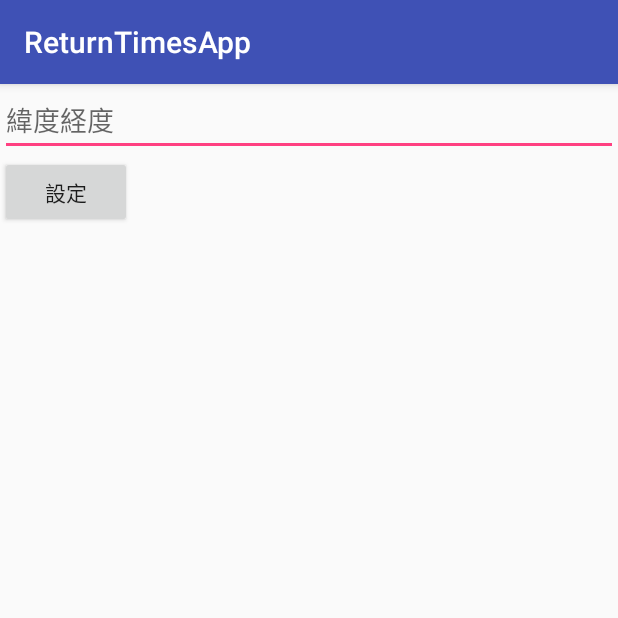
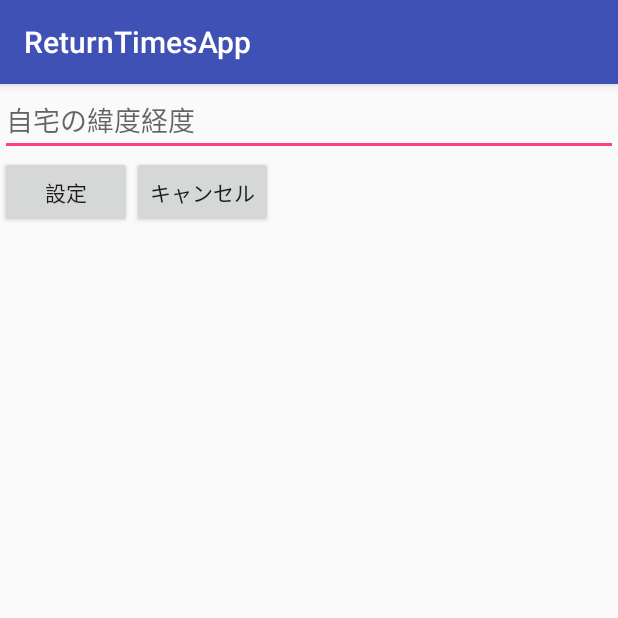
Before and after one commit to Dai1678/ReturnTimesApp, an Android app: the SetActivity screen opened directly, with no data from a screen before it, on a phone screen of 412 x 824 dp, the top half of it. Run offline under Robolectric (Android 15) with nearby library versions, the phone set to English and light mode, and no system bars.

Commit message:
A実装完了

```diff
--- a/app/src/main/java/org/t_robop/returntimesapp/GeoTask.java
+++ b/app/src/main/java/org/t_robop/returntimesapp/GeoTask.java
@@ -54,7 +54,7 @@ public class GeoTask extends AsyncTask<String, Void, String> {
             pd.dismiss();
         }
         else
-            Toast.makeText(mContext, "Error4!Please Try Again wiht proper values", Toast.LENGTH_SHORT).show();
+            Toast.makeText(mContext, "API Error! 適切な値をいれてください", Toast.LENGTH_SHORT).show();
     }
 
     @Override
@@ -102,7 +102,6 @@ public class GeoTask extends AsyncTask<String, Void, String> {
             Log.d("error","error3");
         }
 
-
         return null;
     }
     interface Geo{
--- a/app/src/main/java/org/t_robop/returntimesapp/SetActivity.java
+++ b/app/src/main/java/org/t_robop/returntimesapp/SetActivity.java
@@ -5,17 +5,19 @@ import android.support.v7.app.AppCompatActivity;
 import android.os.Bundle;
 import android.view.View;
 import android.widget.EditText;
+import android.widget.Toast;
 
 public class SetActivity extends AppCompatActivity {
 
     String text;  //自宅情報(今は緯度経度)
+    EditText editText;
 
     @Override
     protected void onCreate(Bundle savedInstanceState) {
         super.onCreate(savedInstanceState);
         setContentView(R.layout.activity_set);
 
-        EditText editText = (EditText)findViewById(R.id.editHome);
+        editText = (EditText)findViewById(R.id.editHome);
 
         text = editText.getText().toString();
     }
@@ -24,6 +26,18 @@ public class SetActivity extends AppCompatActivity {
     public void sendClick(View view){
         Intent intent = new Intent(SetActivity.this,MainActivity.class);
         intent.putExtra("data",text);
+
+        if(editText.length() != 0){  //文字数判定
+            startActivity(intent);
+        }
+        else{
+            Toast.makeText(getApplicationContext(),"適切な入力をしてください",Toast.LENGTH_SHORT).show();
+        }
+    }
+
+    //キャンセルボタン
+    public void cancelClick(View view){
+        Intent intent = new Intent(SetActivity.this,MainActivity.class);
         startActivity(intent);
     }
 }
--- a/app/src/main/res/layout/activity_set.xml
+++ b/app/src/main/res/layout/activity_set.xml
@@ -15,13 +15,27 @@
             android:layout_width="match_parent"
             android:layout_height="wrap_content"
             android:id="@+id/editHome"
-            android:hint="緯度経度"/>
+            android:hint="自宅の緯度経度" />
 
-        <Button
-            android:layout_width="wrap_content"
-            android:layout_height="wrap_content"
-            android:onClick="sendClick"
-            android:text="設定"/>
+        <LinearLayout
+            android:layout_width="match_parent"
+            android:layout_height="match_parent"
+            android:orientation="horizontal">
+
+            <Button
+                android:layout_width="wrap_content"
+                android:layout_height="wrap_content"
+                android:onClick="sendClick"
+                android:text="設定"/>
+
+            <Button
+                android:layout_width="wrap_content"
+                android:layout_height="wrap_content"
+                android:onClick="cancelClick"
+                android:text="キャンセル"/>
+        </LinearLayout>
+
+
     </LinearLayout>
 
 </LinearLayout>
--- a/app/src/main/res/values/strings.xml
+++ b/app/src/main/res/values/strings.xml
@@ -1,7 +1,4 @@
 <resources>
     <string name="app_name">ReturnTimesApp</string>
     <string name="txt_btn">帰宅時間計算</string>
-    <string name="txt_dstn">Destination Point(city,state,country)</string>
-    <string name="txt_start">Starting Point (city,state,country)</string>
-    <string name="str_info">space(\" \") must be replaced with \"+\".For example Jersey City must be replaced with Jersey+City</string>
 </resources>
```
Also changed, not shown: app/src/main/java/org/t_robop/returntimesapp/MainActivity.java (+29 -17 lines).
